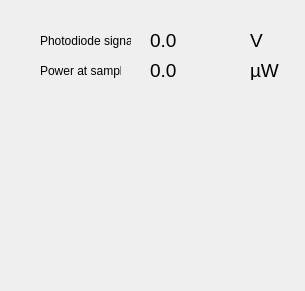
Qt form gui/aom-control/aom-control.ui (QOMS-at-Cavendish/cam-qudi) before a commit.
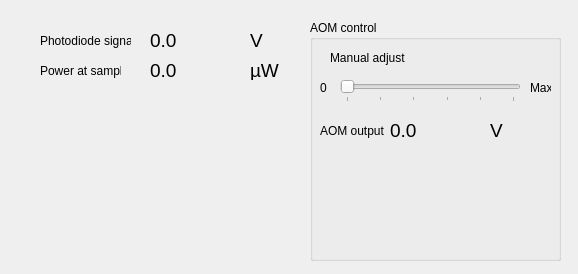
The same form after that commit. Custom widgets are drawn as their Qt base class.

Commit message: AOM control GUI added

Patch:
```diff
--- a/gui/aom-control/aom-control.ui
+++ b/gui/aom-control/aom-control.ui
@@ -6,8 +6,8 @@
    <rect>
     <x>0</x>
     <y>0</y>
-    <width>305</width>
-    <height>291</height>
+    <width>578</width>
+    <height>274</height>
    </rect>
   </property>
   <property name="windowTitle">
@@ -126,6 +126,134 @@
      </rect>
     </property>
    </widget>
+   <widget class="QGroupBox" name="groupBox">
+    <property name="geometry">
+     <rect>
+      <x>310</x>
+      <y>20</y>
+      <width>251</width>
+      <height>241</height>
+     </rect>
+    </property>
+    <property name="title">
+     <string>AOM control</string>
+    </property>
+    <widget class="QSlider" name="output_adj">
+     <property name="geometry">
+      <rect>
+       <x>30</x>
+       <y>60</y>
+       <width>181</width>
+       <height>22</height>
+      </rect>
+     </property>
+     <property name="maximum">
+      <number>50</number>
+     </property>
+     <property name="singleStep">
+      <number>1</number>
+     </property>
+     <property name="orientation">
+      <enum>Qt::Horizontal</enum>
+     </property>
+     <property name="tickPosition">
+      <enum>QSlider::TicksBelow</enum>
+     </property>
+     <property name="tickInterval">
+      <number>10</number>
+     </property>
+    </widget>
+    <widget class="QLabel" name="label_5">
+     <property name="geometry">
+      <rect>
+       <x>20</x>
+       <y>30</y>
+       <width>81</width>
+       <height>16</height>
+      </rect>
+     </property>
+     <property name="text">
+      <string>Manual adjust</string>
+     </property>
+    </widget>
+    <widget class="QLabel" name="label_6">
+     <property name="geometry">
+      <rect>
+       <x>10</x>
+       <y>60</y>
+       <width>16</width>
+       <height>16</height>
+      </rect>
+     </property>
+     <property name="text">
+      <string>0</string>
+     </property>
+    </widget>
+    <widget class="QLabel" name="label_7">
+     <property name="geometry">
+      <rect>
+       <x>220</x>
+       <y>60</y>
+       <width>21</width>
+       <height>16</height>
+      </rect>
+     </property>
+     <property name="text">
+      <string>Max</string>
+     </property>
+    </widget>
+    <widget class="QLabel" name="label_8">
+     <property name="geometry">
+      <rect>
+       <x>10</x>
+       <y>100</y>
+       <width>71</width>
+       <height>21</height>
+      </rect>
+     </property>
+     <property name="text">
+      <string>AOM output</string>
+     </property>
+    </widget>
+    <widget class="QLabel" name="aom_out">
+     <property name="geometry">
+      <rect>
+       <x>80</x>
+       <y>100</y>
+       <width>81</width>
+       <height>21</height>
+      </rect>
+     </property>
+     <property name="font">
+      <font>
+       <family>Arial</family>
+       <pointsize>14</pointsize>
+      </font>
+     </property>
+     <property name="text">
+      <string>0.0</string>
+     </property>
+    </widget>
+    <widget class="QLabel" name="label_9">
+     <property name="geometry">
+      <rect>
+       <x>180</x>
+       <y>100</y>
+       <width>60</width>
+       <height>20</height>
+      </rect>
+     </property>
+     <property name="font">
+      <font>
+       <family>Arial</family>
+       <pointsize>14</pointsize>
+      </font>
+     </property>
+     <property name="text">
+      <string>V</string>
+     </property>
+    </widget>
+   </widget>
   </widget>
  </widget>
  <customwidgets>
```
The commit also changes 6 other files.
